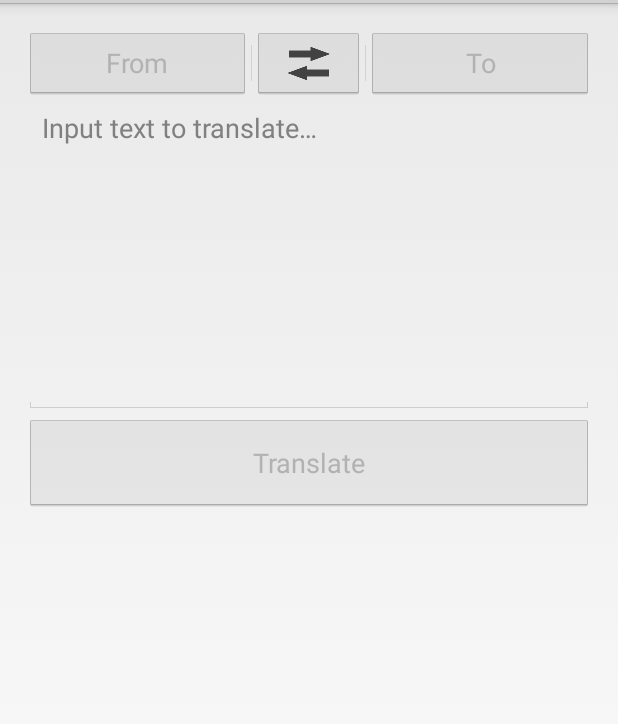
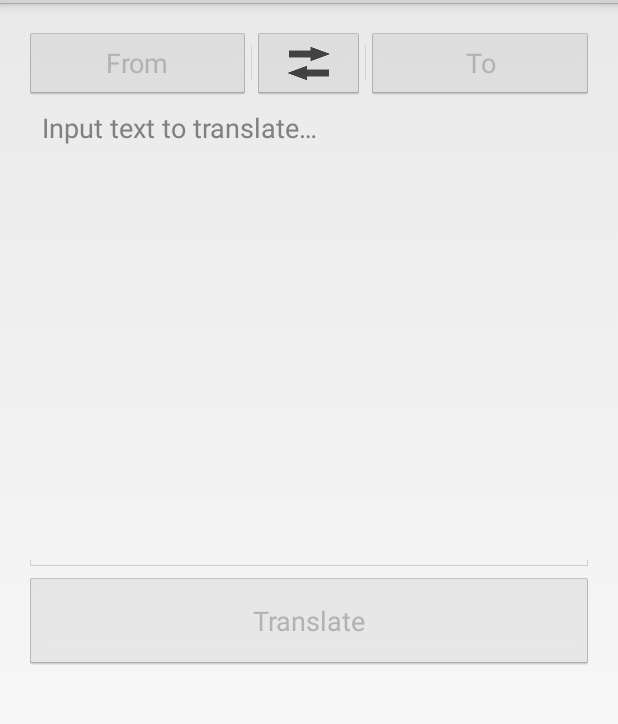
Before and after one commit to tech-team/Translator, an Android app: the MainFragment screen opened directly, with no data from a screen before it, on a phone screen of 412 x 824 dp, the part 69-793 px from its top. Run offline under Robolectric (Android 15) with nearby library versions, the phone set to English and light mode, and no system bars; 3 statements that could not run were skipped.

Commit message:
Fixed buttons text wrapping and removed ActionBar in Splash

```diff
--- a/app/src/main/AndroidManifest.xml
+++ b/app/src/main/AndroidManifest.xml
@@ -13,7 +13,7 @@
         <activity
             android:name=".SplashActivity"
             android:label="@string/app_name"
-            android:theme="@android:style/Theme.Holo" >
+            android:theme="@android:style/Theme.Holo.NoActionBar" >
             <intent-filter>
                 <action android:name="android.intent.action.MAIN" />
 
--- a/app/src/main/res/layout/main_fragment.xml
+++ b/app/src/main/res/layout/main_fragment.xml
@@ -24,6 +24,7 @@
             android:id="@+id/language_from_button"
             android:layout_gravity="left|top"
             android:text="@string/from_langiage_placeholder"
+            android:singleLine="true"
             style="?android:attr/buttonStyle" />
 
         <ImageButton
@@ -42,6 +43,7 @@
             android:id="@+id/language_to_button"
             android:layout_gravity="right|top"
             android:text="@string/to_language_placeholder"
+            android:singleLine="true"
             style="?android:attr/buttonStyle" />
 
     </LinearLayout>
@@ -70,7 +72,7 @@
     <ScrollView
         android:layout_width="match_parent"
         android:layout_height="0dp"
-        android:layout_weight="2" >
+        android:layout_weight="1" >
         <TextView
             android:layout_height="wrap_content"
             android:layout_width="match_parent"
```
Also changed, not shown: app/src/main/res/layout/activity_splash.xml (+20 -8 lines).
